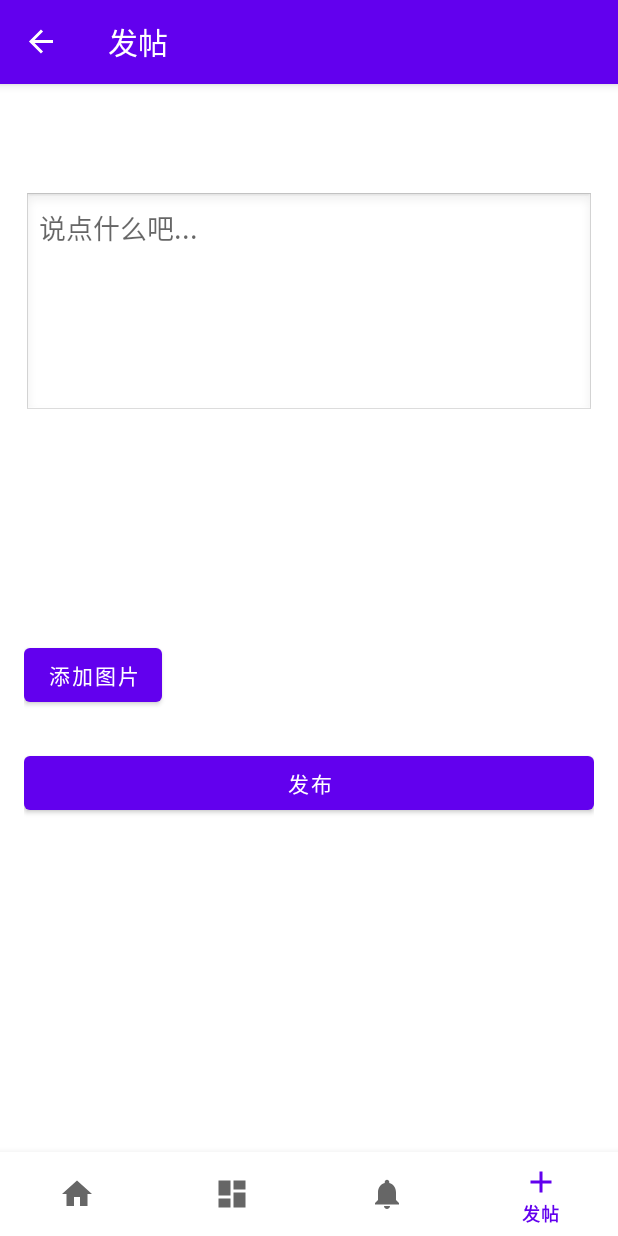
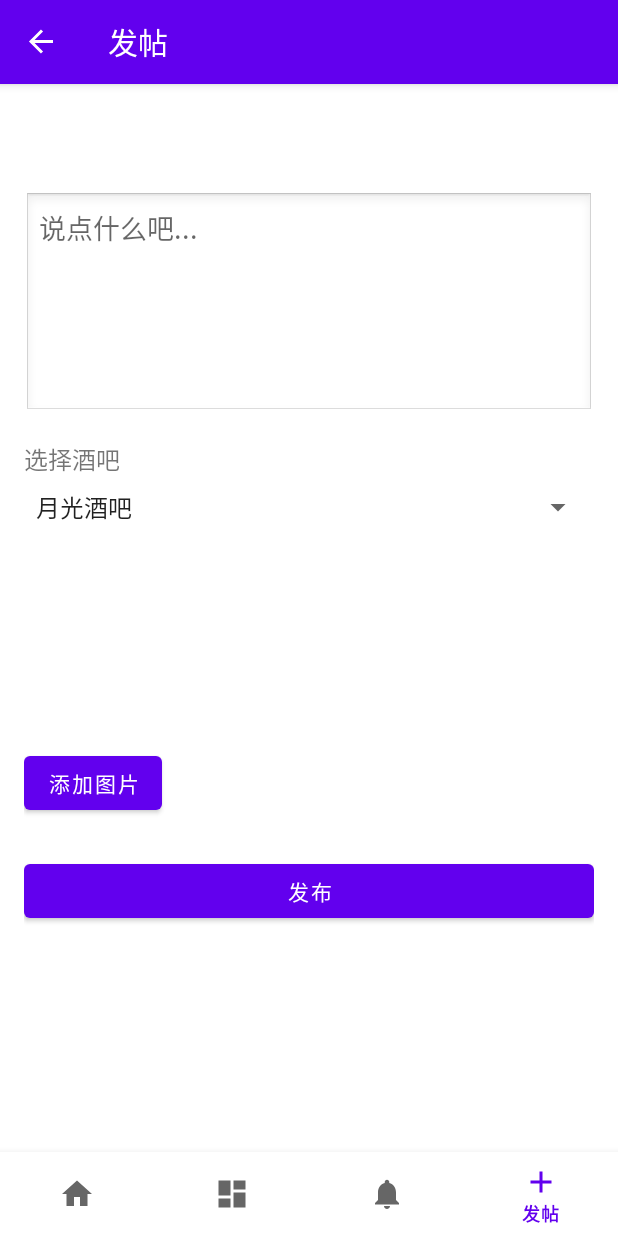
Before and after one commit to lu-kai-2002/AndroidFinalproject, an Android app: the PostFragment screen opened through its navigation route, on a phone screen of 412 x 824 dp. Run offline under Robolectric (Android 15) with nearby library versions, the phone set to English and light mode, and no system bars; our stand-ins replace navigation-ui.

Commit message:
帖子页添加酒吧复选控件

```diff
--- a/app/src/main/java/com/example/finalproject/ui/post/PostFragment.java
+++ b/app/src/main/java/com/example/finalproject/ui/post/PostFragment.java
@@ -1,14 +1,19 @@
 package com.example.finalproject.ui.post;
 
 import android.app.Activity;
+import android.content.Context;
 import android.content.Intent;
+import android.content.SharedPreferences;
 import android.net.Uri;
 import android.os.Bundle;
+import android.text.TextUtils;
 import android.view.LayoutInflater;
 import android.view.View;
 import android.view.ViewGroup;
+import android.widget.ArrayAdapter;
 import android.widget.Button;
 import android.widget.EditText;
+import android.widget.Spinner;
 import android.widget.Toast;
 
 import androidx.annotation.NonNull;
@@ -19,6 +24,8 @@ import androidx.recyclerview.widget.RecyclerView;
 
 import com.example.finalproject.PostDetailActivity;
 import com.example.finalproject.R;
+import com.example.finalproject.ui.dashboard.BarDao;
+import com.example.finalproject.ui.dashboard.BarItem;
 import com.example.finalproject.ui.login.loginDBhelper;
 
 import java.util.ArrayList;
@@ -31,14 +38,18 @@ public class PostFragment extends Fragment {
     private EditText editTextContent;
     private Button btnAddImage, btnPublish;
     private RecyclerView recyclerViewImages;
+    private Spinner spinnerBars;
 
     private List<Uri> selectedImages = new ArrayList<>();
     private ImageAdapter imageAdapter;
 
     private PostDao postDao;
     private loginDBhelper loginHelper;
+    private BarDao barDao;
 
-    private PostDbHelper postDbHelper;
+    // 用来存所有 BarItem 和对应的 名字列表
+    private List<BarItem> allBars;
+    private List<String> barNames;
 
     @Override
     public View onCreateView(@NonNull LayoutInflater inflater,
@@ -46,22 +57,42 @@ public class PostFragment extends Fragment {
 
         View root = inflater.inflate(R.layout.fragment_post, container, false);
 
-        editTextContent = root.findViewById(R.id.editTextContent);
-        btnAddImage = root.findViewById(R.id.btnAddImage);
-        btnPublish = root.findViewById(R.id.btnPublish);
+        // 1. 绑定控件
+        editTextContent    = root.findViewById(R.id.editTextContent);
+        btnAddImage        = root.findViewById(R.id.btnAddImage);
+        btnPublish         = root.findViewById(R.id.btnPublish);
         recyclerViewImages = root.findViewById(R.id.recyclerViewImages);
+        spinnerBars        = root.findViewById(R.id.spinnerBars);
 
-        // 初始化 DAO 和登录助手
-        postDbHelper=new PostDbHelper(requireContext());
-        postDao = new PostDao(requireContext());
+        // 2. 初始化 DAO
+        postDao     = new PostDao(requireContext());
         loginHelper = new loginDBhelper(requireContext());
+        barDao      = new BarDao(requireContext());
 
-        // 设置图片列表
+        // 3. 图片列表设置
         imageAdapter = new ImageAdapter(selectedImages, getContext());
-        recyclerViewImages.setLayoutManager(new LinearLayoutManager(getContext(), LinearLayoutManager.HORIZONTAL, false));
+        recyclerViewImages.setLayoutManager(
+                new LinearLayoutManager(getContext(), LinearLayoutManager.HORIZONTAL, false));
         recyclerViewImages.setAdapter(imageAdapter);
+        btnAddImage.setOnClickListener(v -> pickImages());
 
-        btnAddImage.setOnClickListener(v -> pickImages());
+        // 4. 下拉框（Spinner）初始化
+        allBars  = barDao.getAllBars();
+        barNames = new ArrayList<>();
+        for (BarItem b : allBars) {
+            barNames.add(b.getName());
+        }
+        ArrayAdapter<String> spinnerAdapter = new ArrayAdapter<>(
+                requireContext(),
+                android.R.layout.simple_spinner_item,
+                barNames
+        );
+        spinnerAdapter.setDropDownViewResource(
+                android.R.layout.simple_spinner_dropdown_item
+        );
+        spinnerBars.setAdapter(spinnerAdapter);
+
+        // 5. 发布按钮
         btnPublish.setOnClickListener(v -> publishPost());
 
         return root;
@@ -71,18 +102,25 @@ public class PostFragment extends Fragment {
         Intent intent = new Intent(Intent.ACTION_PICK);
         intent.setType("image/*");
         intent.putExtra(Intent.EXTRA_ALLOW_MULTIPLE, true);
-        startActivityForResult(Intent.createChooser(intent, "选择图片"), REQUEST_CODE_PICK_IMAGES);
+        startActivityForResult(
+                Intent.createChooser(intent, "选择图片"),
+                REQUEST_CODE_PICK_IMAGES
+        );
     }
 
     @Override
-    public void onActivityResult(int requestCode, int resultCode, @Nullable Intent data) {
+    public void onActivityResult(int requestCode, int resultCode,
+                                 @Nullable Intent data) {
         super.onActivityResult(requestCode, resultCode, data);
-        if (requestCode == REQUEST_CODE_PICK_IMAGES && resultCode == Activity.RESULT_OK && data != null) {
+        if (requestCode == REQUEST_CODE_PICK_IMAGES
+                && resultCode == Activity.RESULT_OK
+                && data != null) {
+
             if (data.getClipData() != null) {
                 int count = data.getClipData().getItemCount();
                 for (int i = 0; i < count; i++) {
-                    Uri imageUri = data.getClipData().getItemAt(i).getUri();
-                    selectedImages.add(imageUri);
+                    Uri uri = data.getClipData().getItemAt(i).getUri();
+                    selectedImages.add(uri);
                 }
             } else if (data.getData() != null) {
                 selectedImages.add(data.getData());
@@ -91,11 +129,10 @@ public class PostFragment extends Fragment {
         }
     }
 
-    /** 发布帖子：将数据写入数据库 */
+    /** 发布帖子 */
     private void publishPost() {
         String content = editTextContent.getText().toString().trim();
-
-        if (content.isEmpty()) {
+        if (TextUtils.isEmpty(content)) {
             Toast.makeText(getContext(), "请输入内容", Toast.LENGTH_SHORT).show();
             return;
         }
@@ -106,27 +143,24 @@ public class PostFragment extends Fragment {
             return;
         }
 
-        // 这里只使用一张图片，真实项目可扩展为保存路径或上传 URL
-        int imageResId = R.drawable.sample3;
-        String barName = null;
+        // 从 Spinner 取选中的酒吧名（如果没有选，getSelectedItem 会返回 null）
+        String barName = (String) spinnerBars.getSelectedItem();
 
         PostEntity post = new PostEntity();
         post.setUserId(userId);
         post.setContent(content);
-        post.setImageResId(imageResId);
         post.setBarName(barName);
+        // 图片部分，这里仍默认用资源 id，或你改为保存 Uri 路径
+        post.setImageResId(R.drawable.sample3);
 
         long postId = postDao.addPost(post);
-
         if (postId != -1) {
             Toast.makeText(getContext(), "发布成功", Toast.LENGTH_SHORT).show();
-
-            // 清空输入框
+            // 清空
             editTextContent.setText("");
             selectedImages.clear();
             imageAdapter.notifyDataSetChanged();
-
-            // 跳转详情页查看新发的帖子
+            // 跳转详情页
             Intent intent = new Intent(getContext(), PostDetailActivity.class);
             intent.putExtra("post_id", (int) postId);
             startActivity(intent);
@@ -135,9 +169,9 @@ public class PostFragment extends Fragment {
         }
     }
 
-    /** 示例方法：从 SharedPreferences 获取登录用户 ID（暂用固定值） */
     private int getCurrentUserId() {
-        // 真实实现中，你应从已登录用户信息中提取 ID，这里暂写死
-        return 1;
+        SharedPreferences sp = requireContext()
+                .getSharedPreferences("app_prefs", Context.MODE_PRIVATE);
+        return sp.getInt("current_user_id", -1);
     }
 }
--- a/app/src/main/res/layout/fragment_post.xml
+++ b/app/src/main/res/layout/fragment_post.xml
@@ -15,6 +15,20 @@
         android:inputType="textMultiLine"
         android:background="@android:drawable/edit_text"
         android:padding="10dp" />
+    <!-- 酒吧选择下拉框 -->
+    <TextView
+        android:id="@+id/tvSelectBar"
+        android:layout_width="wrap_content"
+        android:layout_height="wrap_content"
+        android:text="选择酒吧"
+        android:textSize="16sp"
+        android:layout_marginTop="16dp"/>
+
+    <Spinner
+        android:id="@+id/spinnerBars"
+        android:layout_width="match_parent"
+        android:layout_height="wrap_content"
+        android:layout_marginTop="8dp"/>
 
     <!-- RecyclerView 图片列表 -->
     <androidx.recyclerview.widget.RecyclerView
@@ -31,6 +45,7 @@
         android:text="添加图片"
         android:layout_marginTop="12dp" />
 
+
     <!-- 发布按钮 -->
     <Button
         android:id="@+id/btnPublish"
```
Also changed, not shown: app/src/main/java/com/example/finalproject/ui/login/LoginFragment.java (+14 -1 lines), app/src/main/java/com/example/finalproject/ui/login/loginDBhelper.java (+18 -0 lines), app/src/main/java/com/example/finalproject/ui/post/BarAdapter.java (added, +83 -0 lines), app/src/main/res/layout/item_bar_checkbox.xml (added, +7 -0 lines).
